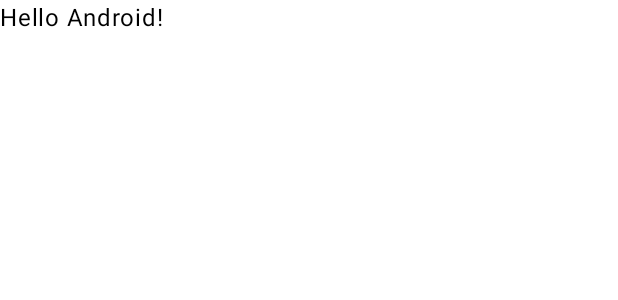
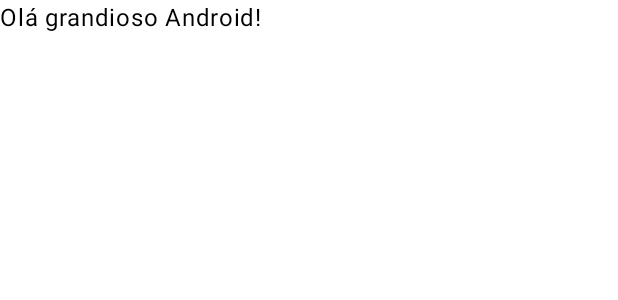
Before and after one commit to donumiad/DesafiosDIO, an Android app built with Jetpack Compose: the @Preview function GreetingPreview, on a phone screen of 412 x 824 dp. Shown: the top 300 px of the screen. Run offline under Robolectric (Android 15) with nearby library versions, the phone set to English and light mode, and no system bars.

Commit message:
Intercionalização

```diff
--- a/Dasafio 2 Kotlin DIO/app/src/main/java/com/example/desafio2kotlindio/MainActivity.kt
+++ b/Dasafio 2 Kotlin DIO/app/src/main/java/com/example/desafio2kotlindio/MainActivity.kt
@@ -21,7 +21,7 @@ class MainActivity : ComponentActivity() {
             Desafio2KotlinDIOTheme {
                 Scaffold(modifier = Modifier.fillMaxSize()) { innerPadding ->
                     Greeting(
-                        name = "Android",
+                        name = "Mundo",
                         modifier = Modifier.padding(innerPadding)
                     )
                 }
@@ -33,7 +33,7 @@ class MainActivity : ComponentActivity() {
 @Composable
 fun Greeting(name: String, modifier: Modifier = Modifier) {
     Text(
-        text = "Hello $name!",
+        text = "Olá grandioso $name!",
         modifier = modifier
     )
 }
--- a/Dasafio 2 Kotlin DIO/app/src/main/res/values/strings.xml
+++ b/Dasafio 2 Kotlin DIO/app/src/main/res/values/strings.xml
@@ -1,3 +1,4 @@
 <resources>
     <string name="app_name">Desafio 2 Kotlin DIO</string>
+    <string name="ola_dio">Ola mundo DIO</string>
 </resources>
```
Also changed, not shown: 1 other file.
